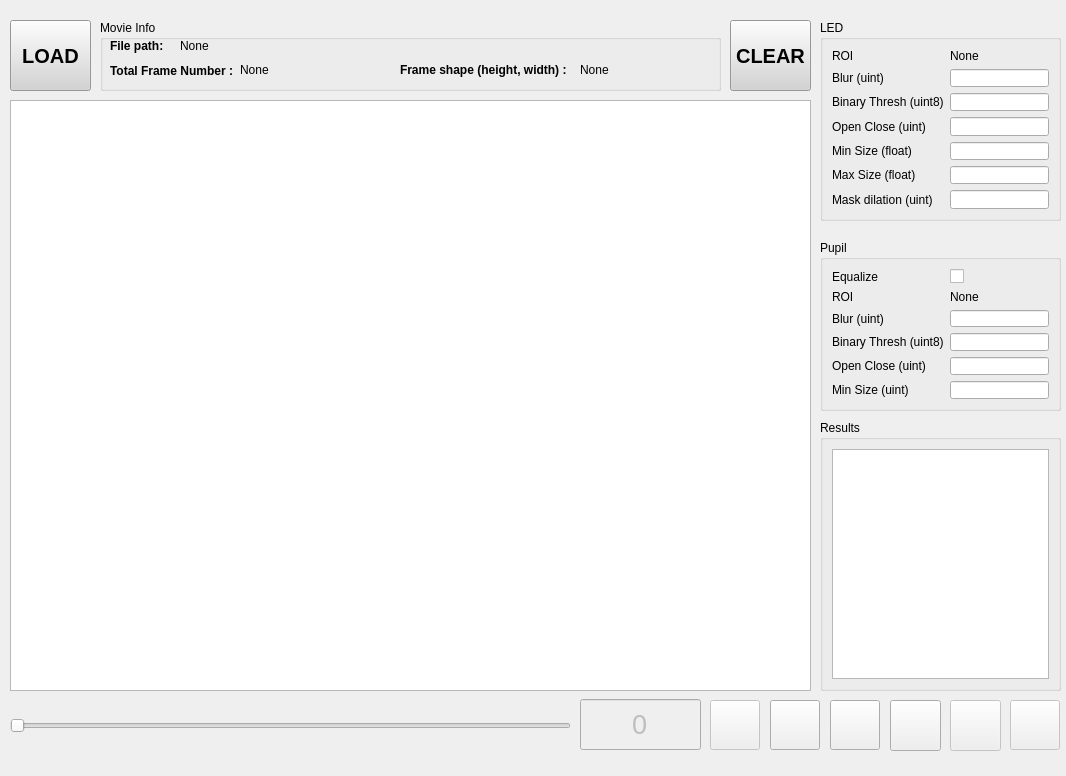
This is eyetracker/mainwindow.ui in zhuangjun1981/eyetracker as Qt 5 draws it before an edit. The edited form follows.
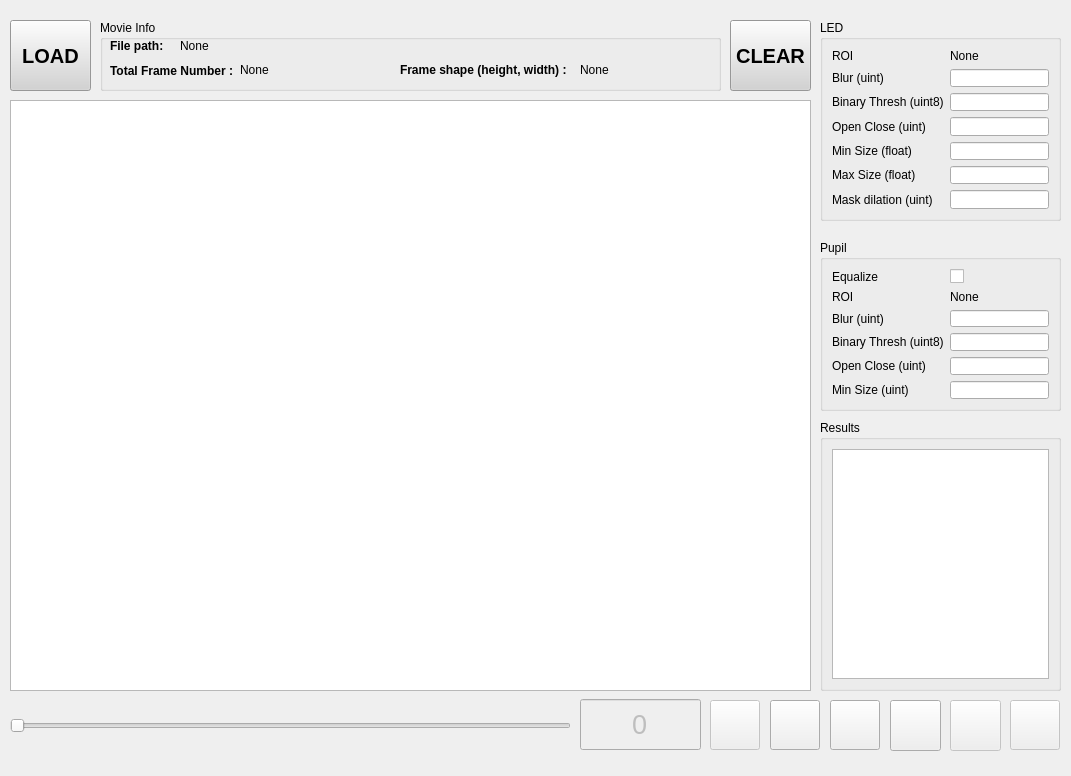
This is the edited form. Icons and pictures are not drawn. Custom widgets are drawn as their Qt base class.

```diff
--- a/eyetracker/mainwindow.ui
+++ b/eyetracker/mainwindow.ui
@@ -6,7 +6,7 @@
    <rect>
     <x>0</x>
     <y>0</y>
-    <width>1066</width>
+    <width>1071</width>
     <height>776</height>
    </rect>
   </property>
```
Left out of the diff: 2 changed lines with no effect on the pictures.
